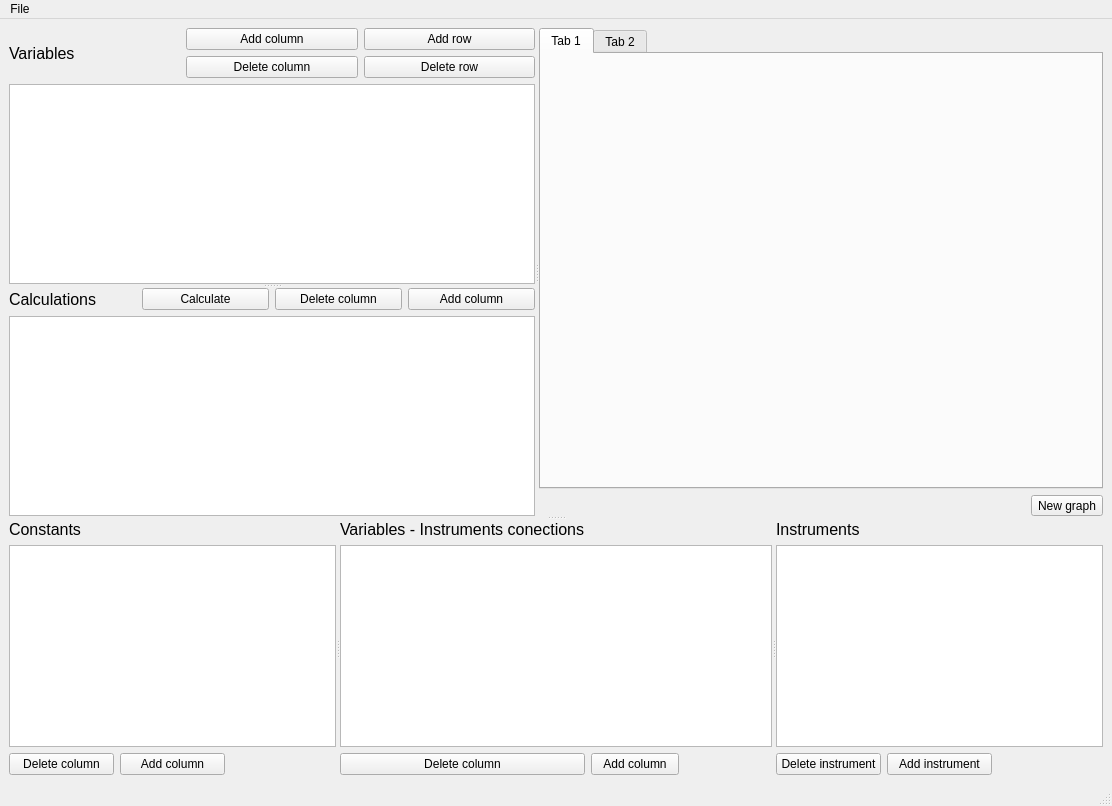
The window that mainwindow.ui (Kirikus/Experiments-2026S-CPP) describes before a commit, drawn with Qt 5.
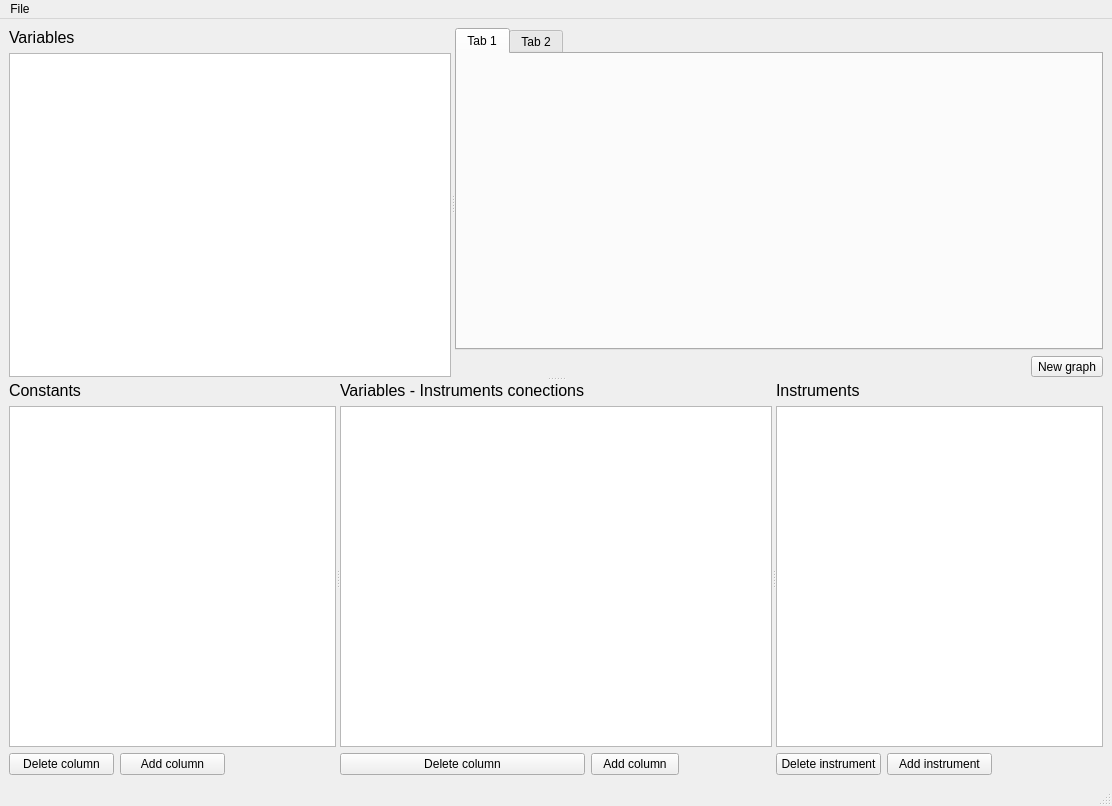
The same window after the commit.

Commit message: deleted calculations and extra buttons

```diff
--- a/mainwindow.ui
+++ b/mainwindow.ui
@@ -33,13 +33,6 @@
         </property>
         <widget class="QWidget" name="layoutWidget">
          <layout class="QGridLayout" name="Experiment">
-          <item row="1" column="1">
-           <widget class="QPushButton" name="ExpDelColButton">
-            <property name="text">
-             <string>Delete column</string>
-            </property>
-           </widget>
-          </item>
           <item row="0" column="0" rowspan="2">
            <widget class="QLabel" name="ExperimentLabel">
             <property name="font">
@@ -52,72 +45,11 @@
             </property>
            </widget>
           </item>
-          <item row="0" column="1">
-           <widget class="QPushButton" name="ExpAddColButton">
-            <property name="text">
-             <string>Add column</string>
-            </property>
-           </widget>
-          </item>
-          <item row="1" column="2">
-           <widget class="QPushButton" name="ExpDelRowButton">
-            <property name="text">
-             <string>Delete row</string>
-            </property>
-           </widget>
-          </item>
-          <item row="0" column="2">
-           <widget class="QPushButton" name="ExpAddRowButton">
-            <property name="text">
-             <string>Add row</string>
-            </property>
-           </widget>
-          </item>
-          <item row="2" column="0" colspan="3">
+          <item row="2" column="0" colspan="2">
            <widget class="QTableView" name="VariablesTable"/>
           </item>
          </layout>
         </widget>
-        <widget class="QWidget" name="layoutWidget">
-         <layout class="QGridLayout" name="Calculations">
-          <item row="0" column="0">
-           <widget class="QLabel" name="CalculationsLabel">
-            <property name="font">
-             <font>
-              <pointsize>12</pointsize>
-             </font>
-            </property>
-            <property name="text">
-             <string>Calculations</string>
-            </property>
-           </widget>
-          </item>
-          <item row="1" column="0" colspan="4">
-           <widget class="QTableView" name="CalculationsTable"/>
-          </item>
-          <item row="0" column="3">
-           <widget class="QPushButton" name="CalcAddButton">
-            <property name="text">
-             <string>Add column</string>
-            </property>
-           </widget>
-          </item>
-          <item row="0" column="2">
-           <widget class="QPushButton" name="CalcDelButton">
-            <property name="text">
-             <string>Delete column</string>
-            </property>
-           </widget>
-          </item>
-          <item row="0" column="1">
-           <widget class="QPushButton" name="CalculateButton">
-            <property name="text">
-             <string>Calculate</string>
-            </property>
-           </widget>
-          </item>
-         </layout>
-        </widget>
        </widget>
        <widget class="QWidget" name="layoutWidget">
         <layout class="QGridLayout" name="Graph">
```
